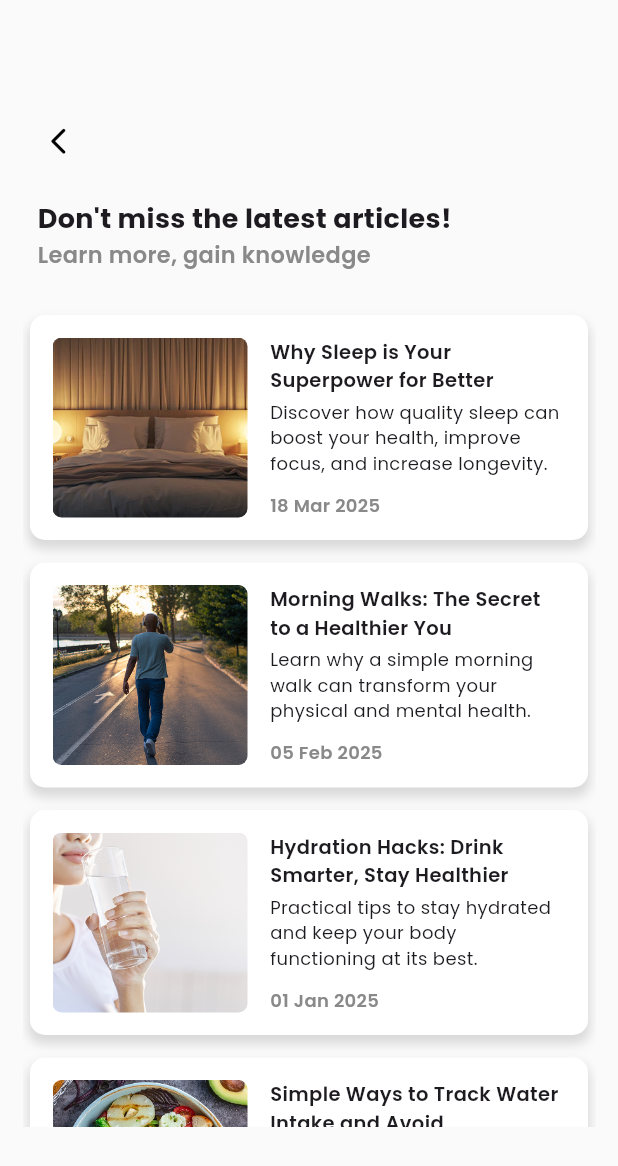
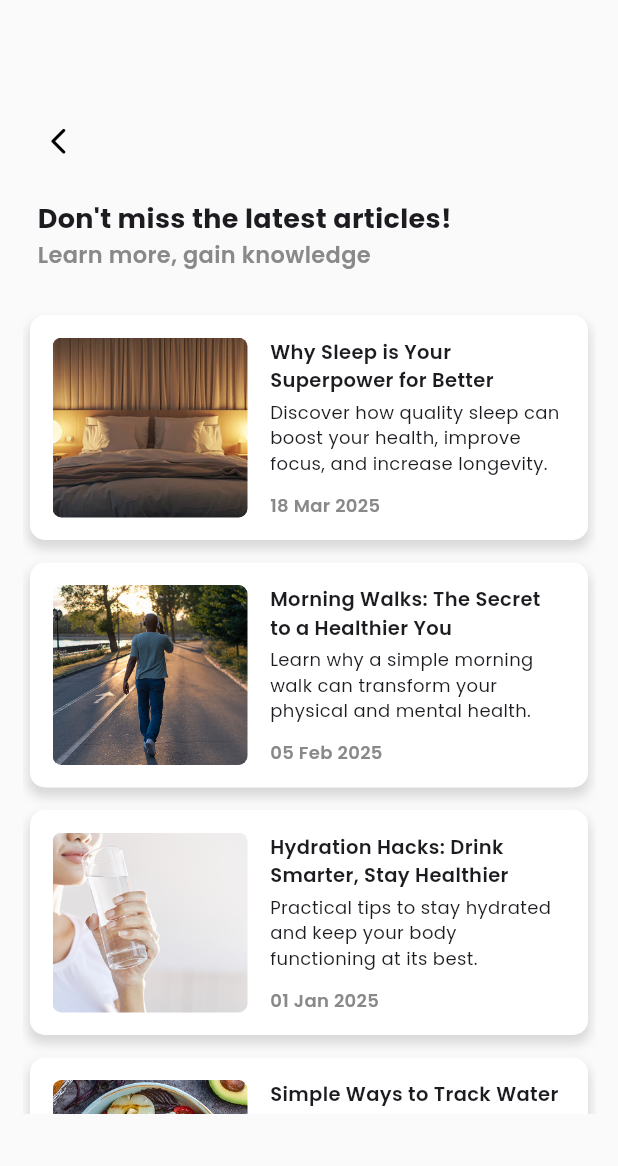
Before and after one commit to evelyn-zhan/health-mobile-app, a Flutter app: the Articles screen opened directly, on a phone screen of 412 x 824 dp. Shown: the top 1166 px of the screen. Run offline on Flutter 3.47's test engine with Material 3 defaults, Android fonts, the phone set to English and light mode, and no system bars; our stand-ins replace google_fonts.

Commit message:
fix layout of article page

```diff
--- a/lib/screens/articles.dart
+++ b/lib/screens/articles.dart
@@ -32,8 +32,11 @@ class _ArticlesState extends State<Articles> {
   Widget build(BuildContext context) {
     return Scaffold(
       backgroundColor: Color(0xFFFAFAFA),
-      body: Padding(
+      body: Container(
+        height: MediaQuery.of(context).size.height * 0.95,
         padding: EdgeInsets.fromLTRB(15, 70, 15, 40),
+        child: SingleChildScrollView(
+          scrollDirection: Axis.vertical,
           child: Column(
             crossAxisAlignment: CrossAxisAlignment.start,
             children: [
@@ -43,12 +46,6 @@ class _ArticlesState extends State<Articles> {
                 icon: Icon(Icons.arrow_back_ios_new_rounded, color: Colors.black, size: 21)
               ),
               SizedBox(height: 15),
-            SizedBox(
-              height: MediaQuery.of(context).size.height * 0.75,
-              child: SingleChildScrollView(
-                child: Column(
-                  crossAxisAlignment: CrossAxisAlignment.start,
-                  children: [
               Padding(
                 padding: EdgeInsets.symmetric(horizontal: 10),
                 child: Column(
@@ -57,7 +54,7 @@ class _ArticlesState extends State<Articles> {
                     Text("Don't miss the latest articles!", style: GoogleFonts.poppins(fontSize: 18, fontWeight: FontWeight.w700)),
                     Text('Learn more, gain knowledge', style: GoogleFonts.poppins(color: Color(0xFF898989), fontSize: 15, fontWeight: FontWeight.w600)),
                   ]
-                      ),
+                )
               ),
               SizedBox(height: 30),
               Padding(
@@ -77,10 +74,7 @@ class _ArticlesState extends State<Articles> {
                 ),
               )
             ]
-                ),
-              ),
-            ),
-          ]
+          )
         ),
       )
     );
```
Lines whose indentation alone changed are shown as unchanged.
